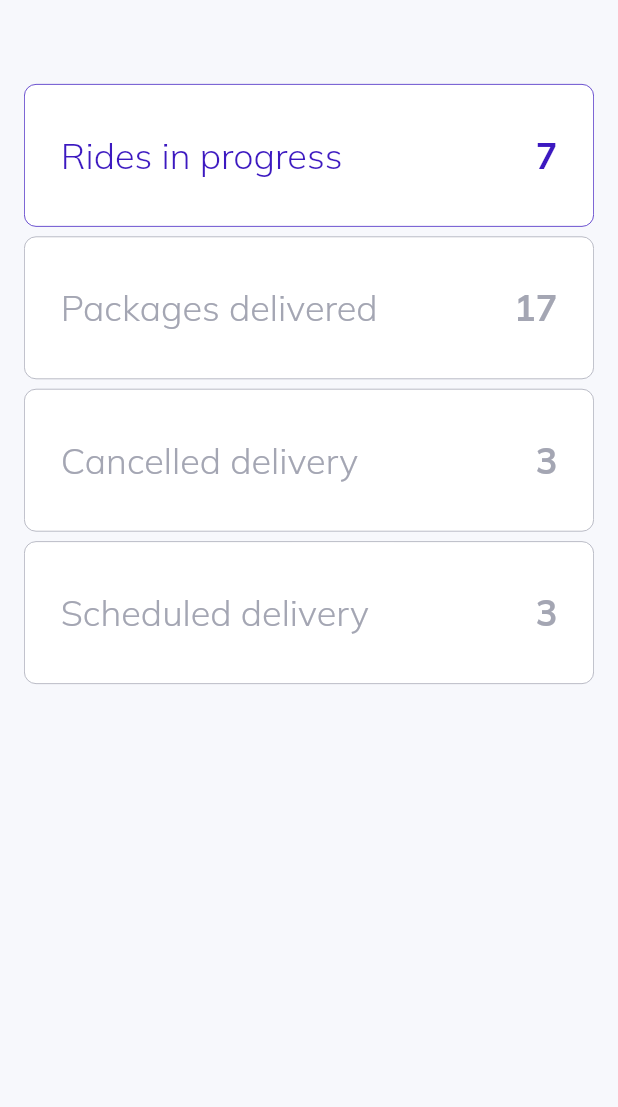
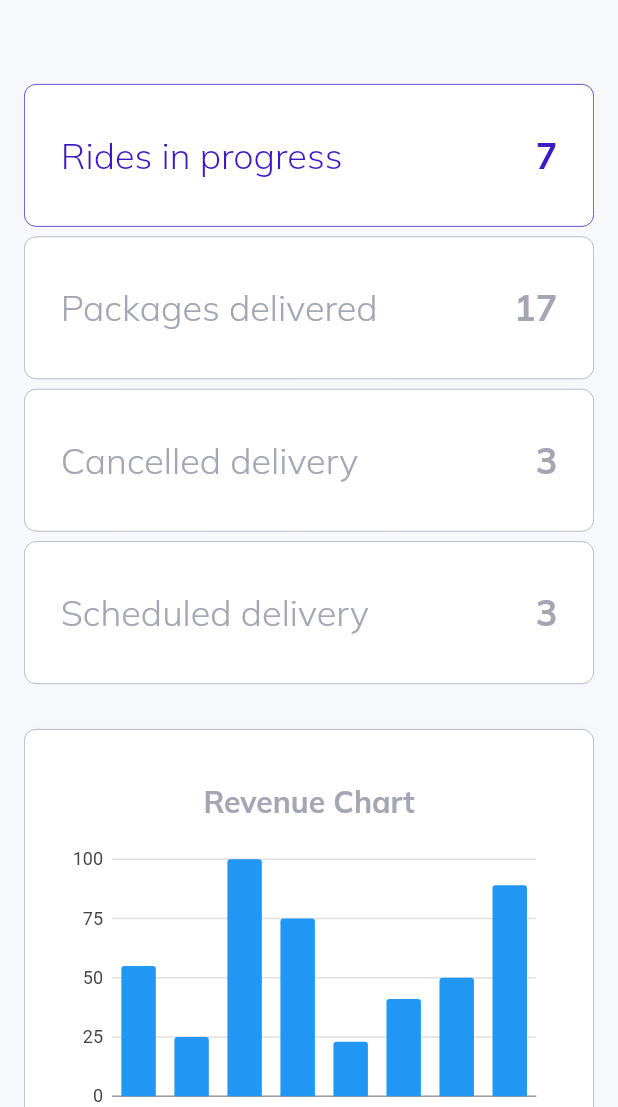
Before and after one commit to meadow-tulips/dashboard-flutter, a Flutter app: the screen it shows after launch, on a phone screen of 412 x 824 dp, the part 129-1236 px from its top. Run offline on Flutter 3.47's test engine with Material 2 defaults, Android fonts, the phone set to English and light mode, and no system bars; our stand-ins replace charts_flutter, get, google_fonts.

Commit message:
Added revenue section

```diff
--- a/lib/pages/overview/overview.dart
+++ b/lib/pages/overview/overview.dart
@@ -2,6 +2,8 @@ import 'package:dashboard/constants/controllers.dart';
 import 'package:dashboard/pages/overview/widgets/overview_cards_large.dart';
 import 'package:dashboard/pages/overview/widgets/overview_cards_medium.dart';
 import 'package:dashboard/pages/overview/widgets/overview_cards_small.dart';
+import 'package:dashboard/pages/overview/widgets/revenue_section_large.dart';
+import 'package:dashboard/pages/overview/widgets/revenue_section_small.dart';
 import 'package:dashboard/utils/responsiveness.dart';
 import 'package:dashboard/widgets/custom_text.dart';
 import 'package:flutter/material.dart';
@@ -39,7 +41,12 @@ class OverviewPage extends StatelessWidget {
               else
                 OverviewCardsLargeScreen()
             else
-              OverviewCardsSmallScreen()
+              OverviewCardsSmallScreen(),
+
+            if (ResponsiveWidget.isSmallScreen(context))
+              RevenueSectionSmall()
+            else
+              RevenueSectionLarge()
           ],
         ))
       ],
--- /dev/null
+++ b/lib/pages/overview/widgets/bar_chart.dart
@@ -0,0 +1,59 @@
+import 'package:charts_flutter/flutter.dart' as charts;
+import 'package:flutter/material.dart';
+
+class SimpleBarChart extends StatelessWidget {
+  final List<charts.Series<dynamic, String>> seriesList;
+  final bool animate;
+
+  SimpleBarChart(this.seriesList, {required this.animate});
+
+  /// Creates a [BarChart] with sample data and no transition.
+  factory SimpleBarChart.withSampleData() {
+    return new SimpleBarChart(
+      _createSampleData(),
+      // Disable animations for image tests.
+      animate: false,
+    );
+  }
+
+
+  @override
+  Widget build(BuildContext context) {
+    return new charts.BarChart(
+      seriesList,
+      animate: animate,
+    );
+  }
+
+  /// Create one series with sample hard coded data.
+  static List<charts.Series<OrdinalSales, String>> _createSampleData() {
+    final data = [
+      new OrdinalSales('Today', 55),
+      new OrdinalSales('Yesterday', 25),
+      new OrdinalSales('2 days', 100),
+      new OrdinalSales('3 Sep', 75),
+      new OrdinalSales('2 Sep', 23),
+      new OrdinalSales('1 Sep', 41),
+      new OrdinalSales('31 Aug', 50),
+      new OrdinalSales('30 Aug', 89),
+    ];
+
+    return [
+      new charts.Series<OrdinalSales, String>(
+        id: 'Sales',
+        colorFn: (_, __) => charts.MaterialPalette.blue.shadeDefault,
+        domainFn: (OrdinalSales sales, _) => sales.year,
+        measureFn: (OrdinalSales sales, _) => sales.sales,
+        data: data,
+      )
+    ];
+  }
+}
+
+/// Sample ordinal data type.
+class OrdinalSales {
+  final String year;
+  final int sales;
+
+  OrdinalSales(this.year, this.sales);
+}
--- /dev/null
+++ b/lib/pages/overview/widgets/revenue_section_small.dart
@@ -0,0 +1,79 @@
+import 'package:dashboard/constants/style.dart';
+import 'package:dashboard/pages/overview/widgets/bar_chart.dart';
+import 'package:dashboard/pages/overview/widgets/revenue_info.dart';
+import 'package:dashboard/widgets/custom_text.dart';
+import 'package:flutter/material.dart';
+
+class RevenueSectionSmall extends StatelessWidget {
+  const RevenueSectionSmall({Key? key}) : super(key: key);
+
+  @override
+  Widget build(BuildContext context) {
+    return Container(
+      padding: EdgeInsets.all(24),
+      margin: EdgeInsets.symmetric(vertical: 30),
+      decoration: BoxDecoration(
+          color: Colors.white,
+          borderRadius: BorderRadius.circular(8),
+          boxShadow: [
+            BoxShadow(
+                offset: Offset(0, 6),
+                color: lightGrey.withOpacity(.1),
+                blurRadius: 12),
+          ],
+          border: Border.all(color: lightGrey, width: .5)),
+      child: Column(
+        children: [
+          Container(
+            height: 260,
+            child: Column(
+              mainAxisAlignment: MainAxisAlignment.spaceEvenly,
+              children: [
+                CustomText(
+                  text: "Revenue Chart",
+                  color: lightGrey,
+                  weight: FontWeight.bold,
+                  size: 20,
+                ),
+                Container(
+                  width: 600,
+                  height: 200,
+                  child: SimpleBarChart.withSampleData(),
+                )
+              ],
+            ),
+          ),
+          Container(
+            width: 120,
+            height: 1,
+            color: lightGrey,
+          ),
+          Container(
+            height: 260,
+            child: Column(
+              mainAxisAlignment: MainAxisAlignment.spaceEvenly,
+              children: [
+                 Row(
+                children: [
+                  RevenueInfo(title: "Today\'s revenue", amount: "23"),
+                  RevenueInfo(title: "Last 7 days", amount: "1")
+                ],
+              ),
+              SizedBox(
+                height: 30,
+
+              ),
+              Row(
+                children: [
+                  RevenueInfo(title: "Last 30 day\'s revenue", amount: "1223"),
+                  RevenueInfo(title: "Last 12 days", amount: "120")
+                ],
+              )
+              ],
+            ),
+          )
+        ],
+      ),
+    );
+  }
+}
```
Also changed, not shown: lib/pages/overview/widgets/revenue_info.dart (added, +36 -0 lines), lib/pages/overview/widgets/revenue_section_large.dart (added, +77 -0 lines).
